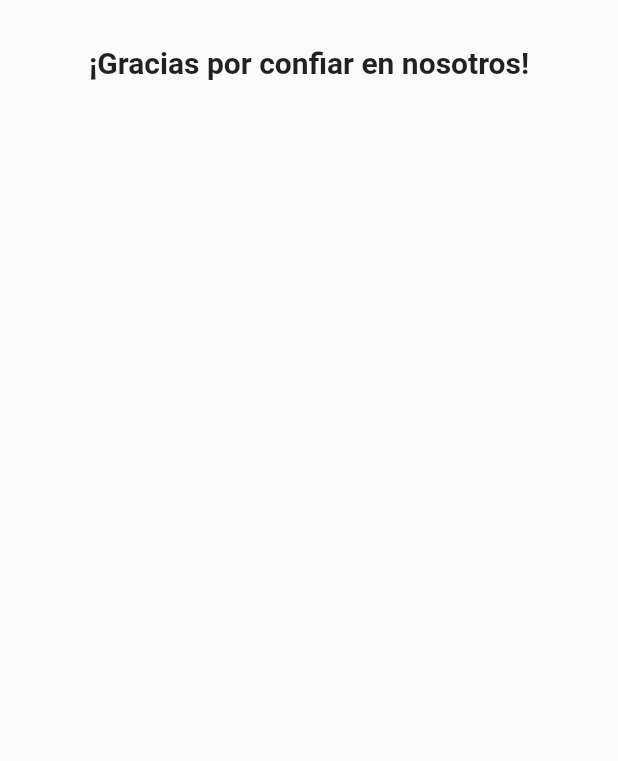
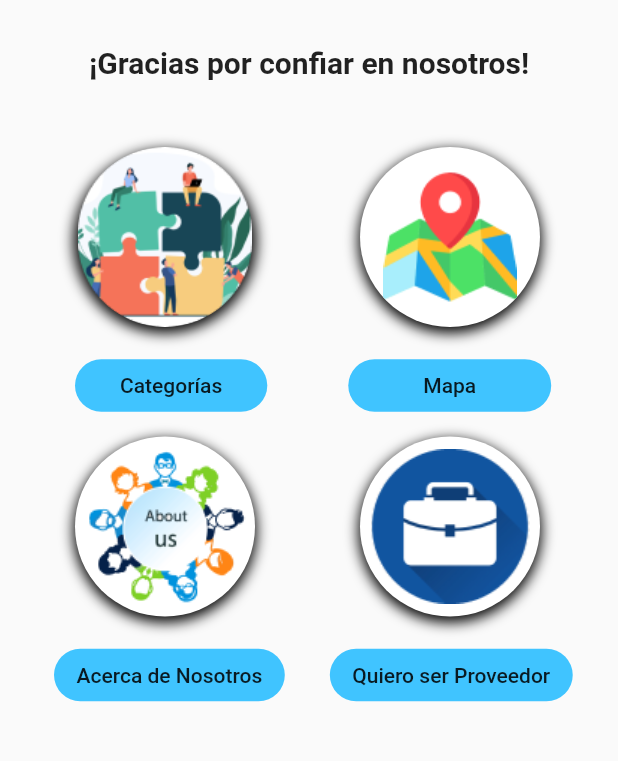
Before and after one commit to YexiCortez/NetJob, a Flutter app: the InicioScreen screen opened directly, after a tap on "CONTRATAR", on a phone screen of 412 x 824 dp, the part 399-1160 px from its top. Run offline on Flutter 3.47's test engine with Material 2 defaults, Android fonts, the phone set to English and light mode, and no system bars; Roboto replaces fonts that are missing (OpenSans).

Commit message:
inicio del usuario

```diff
--- a/lib/src/pages/P_inicio.dart
+++ b/lib/src/pages/P_inicio.dart
@@ -1,5 +1,5 @@
 import 'package:flutter/material.dart';
-import 'package:proyecto/src/pages/inicio_proveedor.dart';
+import 'package:proyecto/src/pages/inicio_usuario.dart';
 
 class InicioScreen extends StatelessWidget {
   const InicioScreen({Key key}) : super(key: key);
@@ -39,7 +39,7 @@ class InicioScreen extends StatelessWidget {
                     padding:EdgeInsets.symmetric(horizontal: 40.0,vertical: 15),
                     shape: RoundedRectangleBorder( borderRadius: BorderRadius.circular(25)),
                     color: Colors.lightBlueAccent,
-                    onPressed: ()=>{Navigator.of(context).push(MaterialPageRoute(builder:(context)=>InicioProveedor()))},
+                    onPressed: ()=>{Navigator.of(context).push(MaterialPageRoute(builder:(context)=>InicioUsuario()))},
                     child: Text("CONTRATAR"),),
 
                     SizedBox(width:30,),
--- a/lib/src/pages/inicio_proveedor.dart
+++ /dev/null
@@ -1,50 +0,0 @@
-import 'package:flutter/material.dart';
-
-class InicioProveedor extends StatelessWidget {
-  @override
-  Widget build(BuildContext context) {
-    return Scaffold(
-      appBar: AppBar(
-        title: Text('Inicio'),
-      ),
-      body: Stack(
-        children: <Widget>[
-          Center(
-            child: Column(
-              children: [
-                SizedBox(height: 10.0),
-                Positioned(
-                      top: 85.0,
-                      left: 110.0,
-                      child: _buildAppLogo(),
-                      ),
-                SizedBox(height: 30.0),
-                Text('¡Gracias por confiar en nosotros!',
-                style: TextStyle(
-                                fontFamily: 'OpenSans',
-                                fontSize: 20.0,
-                                fontWeight: FontWeight.bold),
-                    ),
-
-              ],
-            ),
-          )
-        ],
-      ),
-    );
-  }
-
-
-  Widget _buildAppLogo(){
-  return Container(
-    width: 200.0,
-    height: 200.0,
-    decoration: BoxDecoration(
-      image: DecorationImage(
-        fit: BoxFit.fill,
-        image: AssetImage('assets/img/Netjob-logoicono.png')),
-      shape: BoxShape.circle,
-    ),
-  );
-}
-}
--- /dev/null
+++ b/lib/src/pages/inicio_usuario.dart
@@ -0,0 +1,236 @@
+import 'package:flutter/material.dart';
+
+class InicioUsuario extends StatelessWidget {
+  @override
+  Widget build(BuildContext context) {
+    return Scaffold(
+      appBar: AppBar(
+        title: Text('Inicio'),
+      ),
+      body: Stack(
+        children: <Widget>[
+          Center(
+            child: Column(
+              children: [
+                SizedBox(height: 10.0),
+                Positioned(
+                      top: 85.0,
+                      left: 110.0,
+                      child: _buildAppLogo(),
+                      ),
+                SizedBox(height: 30.0),
+                Text('¡Gracias por confiar en nosotros!',
+                style: TextStyle(
+                                fontFamily: 'OpenSans',
+                                fontSize: 20.0,
+                                fontWeight: FontWeight.bold),
+                    ),
+                    SizedBox(height: 45.0),
+                Row(
+                  children: [
+                    Padding(
+                      padding: EdgeInsets.symmetric(horizontal: 25.0),
+                    ),
+                    _categoriaImg(),
+                    Padding(
+                      padding: EdgeInsets.symmetric(horizontal: 35.0),
+                    ),
+                    _mapaImg(),
+                  ],
+                ),
+                SizedBox(height: 15.0,),
+                Row(
+                  children: [
+                    Padding(
+                      padding: EdgeInsets.symmetric(horizontal: 25.0),
+                    ),
+                    _buttomCat(),
+                     Padding(
+                      padding: EdgeInsets.symmetric(horizontal: 27.0),
+                    ),
+                    _buttomMap(),
+                  ],
+                ),
+                SizedBox(height: 10.0),
+                Row(
+                  children: [
+                    Padding(
+                      padding: EdgeInsets.symmetric(horizontal: 25.0),
+                    ),
+                    _aboutUsImg(),
+                    Padding(
+                      padding: EdgeInsets.symmetric(horizontal: 35.0),
+                    ),
+                    _proveedorImg(),
+                  ],
+                ),
+                SizedBox(height: 15.0,),
+                Row(
+                  children: [
+                    Padding(
+                      padding: EdgeInsets.symmetric(horizontal: 18.0),
+                    ),
+                    _buttomAboutUs(),
+                    Padding(
+                      padding: EdgeInsets.symmetric(horizontal: 15.0),
+                    ),
+                    _buttomProveedor(),
+                  ],
+                )
+              ],
+            ),
+          )
+        ],
+      ),
+    );
+  }
+
+
+  Widget _buildAppLogo(){
+  return Container(
+    width: 200.0,
+    height: 200.0,
+    decoration: BoxDecoration(
+
+      image: DecorationImage(
+        fit: BoxFit.fill,
+        image: AssetImage('assets/img/Netjob-logoicono.png')),
+      shape: BoxShape.circle,
+    ),
+  );
+}
+
+Widget _categoriaImg(){
+  return Container(
+    width: 120.0,
+    height:120.0,
+    decoration: BoxDecoration(
+      boxShadow:[
+        BoxShadow(
+          color: Colors.black,
+          spreadRadius: 1.0,
+          blurRadius: 7.0,
+          offset: Offset(0,3)
+        )
+      ] ,
+      image: DecorationImage(
+        image: AssetImage('assets/img/categoria.png')
+      ),
+      shape: BoxShape.circle
+
+    ),
+  );
+}
+
+
+Widget _mapaImg(){
+  return Container(
+    width: 120.0,
+    height:120.0,
+    decoration: BoxDecoration(
+      boxShadow:[
+        BoxShadow(
+          color: Colors.black,
+          spreadRadius: 1.0,
+          blurRadius: 7.0,
+          offset: Offset(0,3)
+        )
+      ] ,
+      image: DecorationImage(
+        image: AssetImage('assets/img/mapa.png')
+      ),
+      shape: BoxShape.circle,
+      color: Colors.white
+    ),
+  );
+}
+
+
+Widget _buttomCat(){
+  return FlatButton(
+    height: 35.0,
+    padding:EdgeInsets.symmetric(horizontal: 30.0),
+    shape: RoundedRectangleBorder( borderRadius: BorderRadius.circular(25)),
+    color: Colors.lightBlueAccent,
+    onPressed: ()=>{},
+    child: Text('Categorías'),);
+}
+
+Widget _buttomMap(){
+  return FlatButton(
+    height: 35.0,
+    padding:EdgeInsets.symmetric(horizontal: 50.0),
+    shape: RoundedRectangleBorder( borderRadius: BorderRadius.circular(25)),
+    color: Colors.lightBlueAccent,
+    onPressed: ()=>{},
+    child: Text('Mapa'),);
+}
+
+
+Widget _aboutUsImg(){
+  return Container(
+    width: 120.0,
+    height:120.0,
+    decoration: BoxDecoration(
+      boxShadow:[
+        BoxShadow(
+          color: Colors.black,
+          spreadRadius: 1.0,
+          blurRadius: 7.0,
+          offset: Offset(0,3)
+        )
+      ] ,
+      image: DecorationImage(
+        image: AssetImage('assets/img/aboutUs.png')
+      ),
+      shape: BoxShape.circle,
+      color: Colors.white
+    ),
+  );
+}
+
+Widget _proveedorImg(){
+  return Container(
+    width: 120.0,
+    height:120.0,
+    decoration: BoxDecoration(
+      boxShadow:[
+        BoxShadow(
+          color: Colors.black,
+          spreadRadius: 1.0,
+          blurRadius: 7.0,
+          offset: Offset(0,3)
+        )
+      ] ,
+      image: DecorationImage(
+        image: AssetImage('assets/img/Proveedor.png')
+      ),
+      shape: BoxShape.circle,
+      color: Colors.white
+    ),
+  );
+}
+
+
+Widget _buttomAboutUs(){
+  return FlatButton(
+    height: 35.0,
+    padding:EdgeInsets.symmetric(horizontal: 15.0),
+    shape: RoundedRectangleBorder( borderRadius: BorderRadius.circular(25)),
+    color: Colors.lightBlueAccent,
+    onPressed: ()=>{},
+    child: Text('Acerca de Nosotros'),);
+}
+
+Widget _buttomProveedor(){
+  return FlatButton(
+    height: 35.0,
+    padding:EdgeInsets.symmetric(horizontal: 15.0),
+    shape: RoundedRectangleBorder( borderRadius: BorderRadius.circular(25)),
+    color: Colors.lightBlueAccent,
+    onPressed: ()=>{},
+    child: Text('Quiero ser Proveedor'),);
+}
+
+
+}
--- a/lib/src/pages/login_page.dart
+++ b/lib/src/pages/login_page.dart
@@ -1,7 +1,6 @@
 import 'package:flutter/gestures.dart';
 import 'package:flutter/material.dart';
 import 'package:flutter/services.dart';
-import 'package:proyecto/src/pages/P_inicio.dart';
 import 'package:proyecto/src/pages/P_registro.dart';
 import 'package:proyecto/src/pages/transicion_inicio.dart';
 import 'dart:ui';
```
Also changed, not shown: assets/img/Proveedor.png (added), assets/img/aboutUs.png (added), assets/img/categoria.png (added), assets/img/mapa.png (added).
